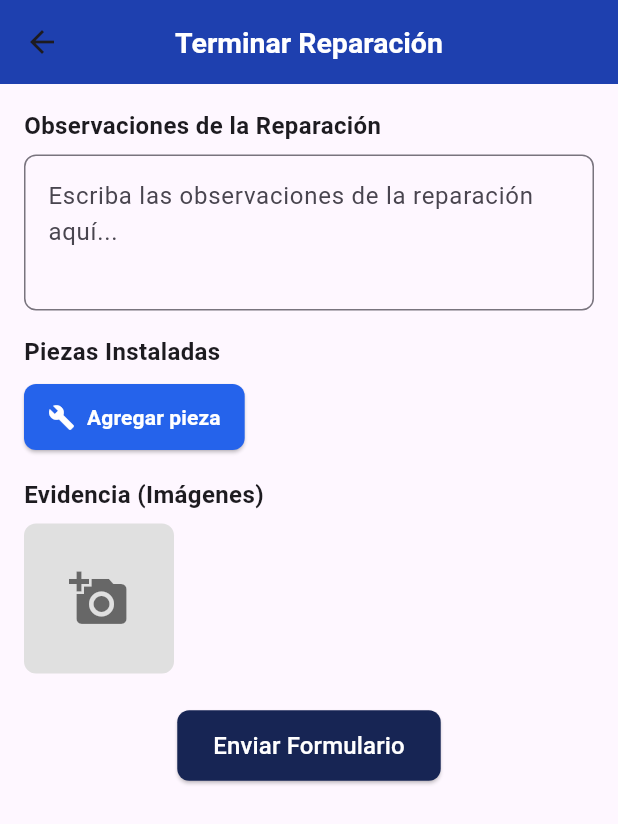
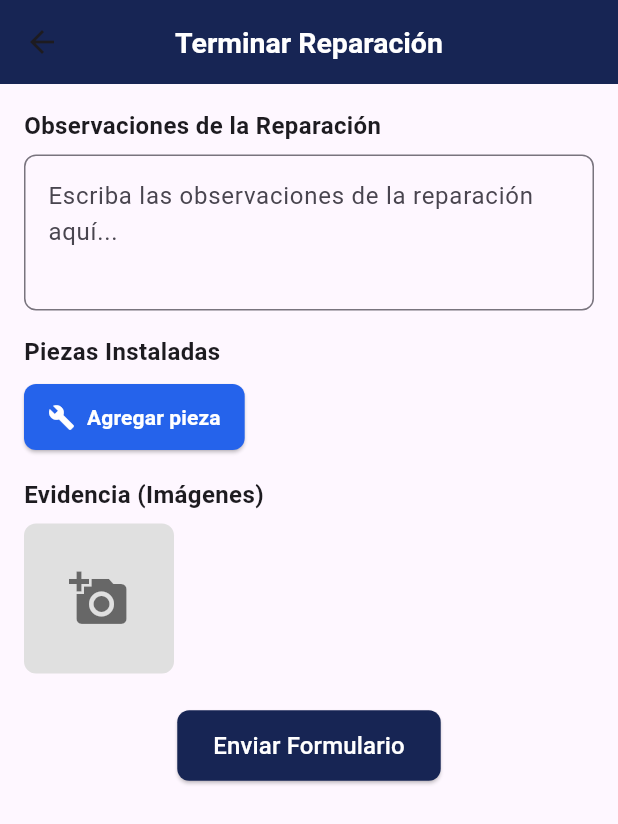
Before and after one commit to idav0/sigser_front, a Flutter app: the CompleteRepairFormScreen screen opened directly with empty values, on a phone screen of 412 x 824 dp. Shown: the top 824 px of the screen. Run offline on Flutter 3.47's test engine with Material 3 defaults, Android fonts, the phone set to English and light mode, and no system bars; our stand-ins replace awesome_dialog, dio, flutter_dotenv, font_awesome_flutter, shared_preferences; missing offline and left inert: mobile_scanner; accounts and stored records are empty.

Commit message:
changec color

```diff
--- a/lib/modules/kernel/widgets/complete_repair_form_screen.dart
+++ b/lib/modules/kernel/widgets/complete_repair_form_screen.dart
@@ -10,6 +10,7 @@ class CompleteRepairFormScreen extends StatefulWidget {
   State<CompleteRepairFormScreen> createState() =>
       _CompleteRepairFormScreenState();
 }
+
 
 class _CompleteRepairFormScreenState extends State<CompleteRepairFormScreen> {
 final _formKey = GlobalKey<FormState>();
@@ -100,7 +101,7 @@ Future<void> _submitForm() async {
               fontWeight: FontWeight.bold, fontSize: 19, color: Colors.white),
         ),
         centerTitle: true,
-        backgroundColor: const Color(0xFF1e40af),
+        backgroundColor: const Color(0xFF172554),
         elevation: 0,
       ),
       body: SingleChildScrollView(
```
